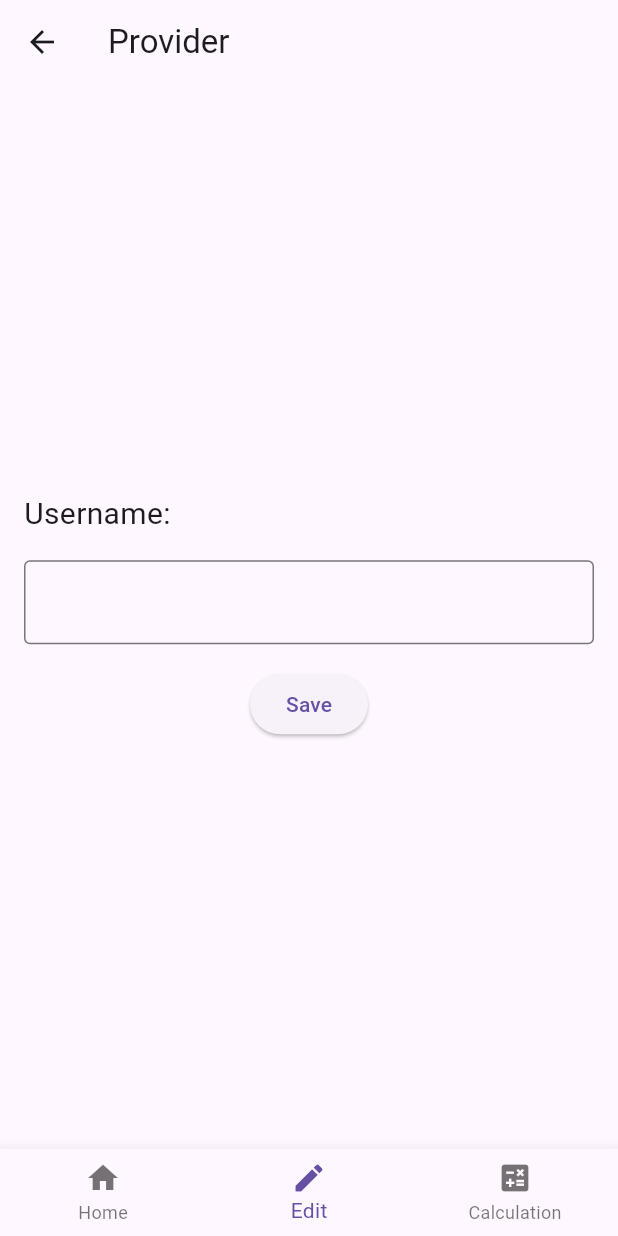
After one commit to yihong8803/2monthFlutter, a Flutter app: the ProviderPage screen opened by its route, item 2 of the bottom bar chosen, after a tap on "Save", on a phone screen of 412 x 824 dp. The commit adds this screen. Run offline on Flutter 3.47's test engine with Material 3 defaults, Android fonts, the phone set to English and light mode, and no system bars; our stand-ins replace audioplayers, flutter_bloc.

Commit message:
Provider + Update ToDoList

```diff
--- a/lib/Day2_SetState/counter_cubit.dart
+++ b/lib/Day2_SetState/counter_cubit.dart
@@ -6,6 +6,7 @@ class CounterCubit extends Cubit<int> {
   CounterCubit(super.initialState);
 
   //increment
+  //Emit is update the state and notifies listeners
   void increment() => emit(state + 1);
   //decrement
   void decrement() => emit(state - 1);
@@ -13,6 +14,8 @@ class CounterCubit extends Cubit<int> {
   @override
   void onChange(Change<int> change) {
     // TODO: implement onChange
+    //When you call emit(newState), onChange is triggered, and it logs the change.
+    //In programming, log (short for logging) refers to recording events, messages, or data about the execution of a program. Logs help developers debug, monitor, and analyze applications.
     super.onChange(change);
     print(change);
   }
--- /dev/null
+++ b/lib/Day4_Provider/providerEdit.dart
@@ -0,0 +1,53 @@
+import 'package:flutter/material.dart';
+import 'package:two_month_flutter/Day4_Provider/userProvider.dart';
+import 'package:provider/provider.dart';
+
+class ProviderEdit extends StatefulWidget {
+  const ProviderEdit({super.key});
+
+  @override
+  State<ProviderEdit> createState() => _ProviderEditState();
+}
+
+class _ProviderEditState extends State<ProviderEdit> {
+  TextEditingController _name = TextEditingController();
+
+  @override
+  Widget build(BuildContext context) {
+    return Scaffold(
+        body: Padding(
+      padding: const EdgeInsets.all(16.0),
+      child: Column(
+        mainAxisAlignment: MainAxisAlignment.center,
+        children: [
+          Row(
+            children: [
+              Text("Username: ",
+                  style:
+                      TextStyle(fontWeight: FontWeight.normal, fontSize: 20)),
+              Text(
+                context.watch<UserProvider>().userName,
+                style: TextStyle(fontWeight: FontWeight.bold, fontSize: 20),
+              )
+            ],
+          ),
+          const SizedBox(height: 16),
+          TextField(
+            controller: _name,
+            decoration: InputDecoration(border: OutlineInputBorder()),
+          ),
+          const SizedBox(height: 16),
+          ElevatedButton(
+              onPressed: () {
+                context
+                    .read<UserProvider>()
+                    .changeUserName(newUserName: _name.text);
+                FocusManager.instance.primaryFocus?.unfocus();
+                _name.clear();
+              },
+              child: Text("Save"))
+        ],
+      ),
+    ));
+  }
+}
--- /dev/null
+++ b/lib/Day4_Provider/providerHome.dart
@@ -0,0 +1,18 @@
+import 'package:flutter/material.dart';
+import 'package:two_month_flutter/Day4_Provider/userProvider.dart';
+import 'package:provider/provider.dart';
+
+class ProviderHome extends StatelessWidget {
+  const ProviderHome({super.key});
+
+  @override
+  Widget build(BuildContext context) {
+    return Center(
+      child: Text(context.watch<UserProvider>().userName,
+          style: const TextStyle(
+            fontWeight: FontWeight.bold,
+            fontSize: 25,
+          )),
+    );
+  }
+}
--- /dev/null
+++ b/lib/Day4_Provider/providerPage.dart
@@ -0,0 +1,44 @@
+import 'package:flutter/material.dart';
+import 'package:two_month_flutter/Day4_Provider/providerPlusMinus.dart';
+import 'package:two_month_flutter/Day4_Provider/userProvider.dart';
+import 'package:provider/provider.dart';
+import 'package:two_month_flutter/Day4_Provider/providerEdit.dart';
+import 'package:two_month_flutter/Day4_Provider/providerHome.dart';
+
+class ProviderPage extends StatefulWidget {
+  const ProviderPage({super.key});
+
+  @override
+  State<ProviderPage> createState() => _ProviderPageState();
+}
+
+class _ProviderPageState extends State<ProviderPage> {
+  final List<Widget> pages = [
+    const ProviderHome(),
+    const ProviderEdit(),
+    const ProviderPlusMinus(),
+  ];
+  int currentPage = 0;
+
+  @override
+  Widget build(BuildContext context) {
+    return Scaffold(
+      appBar: AppBar(title: Text("Provider")),
+      body: pages[currentPage],
+      bottomNavigationBar: BottomNavigationBar(
+        currentIndex: currentPage,
+        onTap: (value) {
+          setState(() {
+            currentPage = value;
+          });
+        },
+        items: const [
+          BottomNavigationBarItem(icon: Icon(Icons.home), label: "Home"),
+          BottomNavigationBarItem(icon: Icon(Icons.edit), label: "Edit"),
+          BottomNavigationBarItem(
+              icon: Icon(Icons.calculate), label: "Calculation")
+        ],
+      ),
+    );
+  }
+}
--- /dev/null
+++ b/lib/Day4_Provider/userProvider.dart
@@ -0,0 +1,26 @@
+import 'package:flutter/material.dart';
+
+class UserProvider extends ChangeNotifier {
+  String userName;
+
+  var number;
+
+  UserProvider({this.userName = "Mapp", this.number = 0});
+
+  void changeUserName({
+    required String newUserName,
+  }) async {
+    userName = newUserName;
+    notifyListeners();
+  }
+
+  void incrementNumber(){
+    number++;
+    notifyListeners();
+  }
+
+  void decrementNumber(){
+    number--;
+    notifyListeners();
+  }
+}
--- a/lib/squareDate.dart
+++ b/lib/ToDoList/squareDate.dart
@@ -1,7 +1,7 @@
 import 'package:flutter/material.dart';
 import 'package:flutter_bloc/flutter_bloc.dart';
-import 'package:two_month_flutter/color.dart';
-import 'package:two_month_flutter/toDoList_cubit.dart';
+import 'package:two_month_flutter/ToDoList/color.dart';
+import 'package:two_month_flutter/ToDoList/toDoList_cubit.dart';
 
 class SquareDate extends StatelessWidget {
   const SquareDate({super.key});
--- a/lib/squareWeek.dart
+++ b/lib/ToDoList/squareWeek.dart
@@ -1,7 +1,7 @@
 import 'package:flutter/material.dart';
 import 'package:flutter_bloc/flutter_bloc.dart';
-import 'package:two_month_flutter/color.dart';
-import 'package:two_month_flutter/toDoList_cubit.dart';
+import 'package:two_month_flutter/ToDoList/color.dart';
+import 'package:two_month_flutter/ToDoList/toDoList_cubit.dart';
 
 class SquareWeek extends StatelessWidget {
   final int increase;
--- a/lib/route_generator.dart
+++ b/lib/route_generator.dart
@@ -1,10 +1,11 @@
 import 'package:flutter/material.dart';
 import 'package:two_month_flutter/Day1_Navigation/day1_navigation.dart';
 import 'package:two_month_flutter/Day3_TextField/textField.dart';
+import 'package:two_month_flutter/Day4_Provider/providerPage.dart';
 import 'package:two_month_flutter/HomePage/home.dart';
 import 'package:two_month_flutter/Day2_SetState/setState.dart';
-import 'package:two_month_flutter/toDoList.dart';
-import 'package:two_month_flutter/toDoListPage.dart';
+import 'package:two_month_flutter/ToDoList/toDoList.dart';
+import 'package:two_month_flutter/ToDoList/toDoListPage.dart';
 
 class RouteGenerator {
   static Route<dynamic> generateRoute(RouteSettings settings) {
@@ -19,6 +20,8 @@ class RouteGenerator {
         return MaterialPageRoute(builder: (_) => setState1());
       case '/3':
         return MaterialPageRoute(builder: (_) => textField());
+      case '/4':
+        return MaterialPageRoute(builder: (_) => ProviderPage());
       case '!1':
         return MaterialPageRoute(builder: (_) => ToDoListPage());
 
```
Also changed, not shown: lib/Day4_Provider/providerPlusMinus.dart (added, +42 -0 lines), lib/HomePage/home.dart (+2 -9 lines), lib/ToDoList/task.dart (renamed from lib/task.dart, +39 -9 lines), lib/ToDoList/toDoList.dart (renamed from lib/toDoList.dart, +19 -39 lines), lib/ToDoList/toDoListPage.dart (renamed from lib/toDoListPage.dart, +7 -4 lines), lib/ToDoList/toDoList_cubit.dart (added, +41 -0 lines), lib/main.dart (+13 -5 lines), lib/toDoList_cubit.dart (deleted, +0 -9 lines), lib/ToDoList/color.dart (renamed from lib/color.dart).
